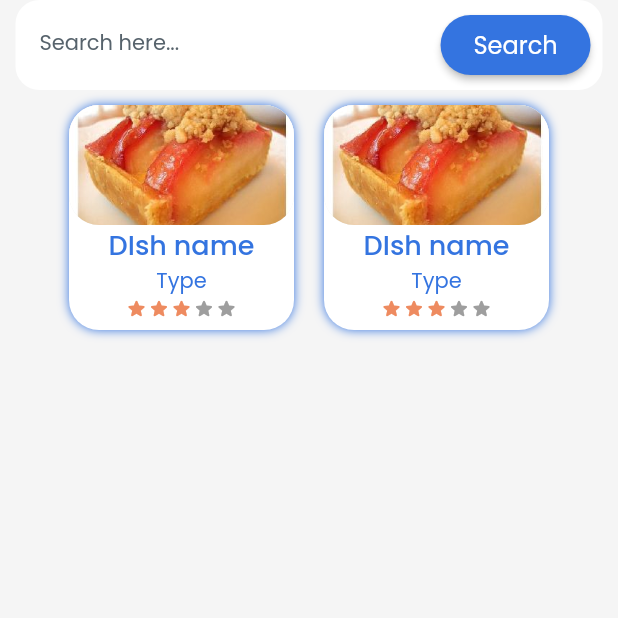
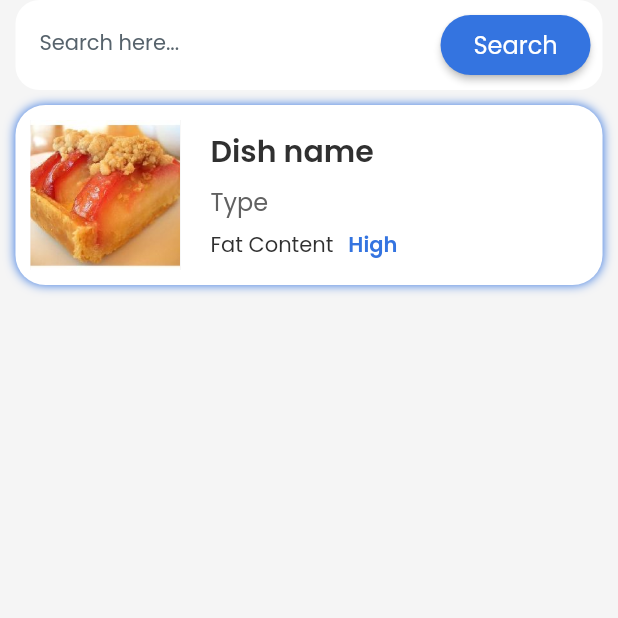
Before and after one commit to subramanyanavada123/rubix22-65-optimise-prime, a Flutter app: the RecipiesearchWidget screen opened directly, on a phone screen of 412 x 824 dp, the top half of it. Run offline on Flutter 3.47's test engine with Material 2 defaults, Android fonts, the phone set to English and light mode, and no system bars; drawn by our look-alikes of auto_size_text, flutter_rating_bar; our stand-ins replace font_awesome_flutter, google_fonts, page_transition, smooth_page_indicator, timeago; missing offline and left inert: json_path.

Commit message:
Recipie search

```diff
--- a/lib/components/home1_widget.dart
+++ b/lib/components/home1_widget.dart
@@ -16,7 +16,9 @@ class Home1Widget extends StatefulWidget {
 class _Home1WidgetState extends State<Home1Widget> {
   @override
   Widget build(BuildContext context) {
-    return Material(
+    return Padding(
+      padding: EdgeInsetsDirectional.fromSTEB(10, 0, 0, 0),
+      child: Material(
         color: Colors.transparent,
         elevation: 3,
         shape: RoundedRectangleBorder(
@@ -115,6 +117,7 @@ class _Home1WidgetState extends State<Home1Widget> {
             ),
           ),
         ),
+      ),
     );
   }
 }
--- a/lib/components/recipiesearch_component_widget.dart
+++ b/lib/components/recipiesearch_component_widget.dart
@@ -1,7 +1,6 @@
 import '../flutter_flow/flutter_flow_theme.dart';
 import '../flutter_flow/flutter_flow_util.dart';
 import 'package:flutter/material.dart';
-import 'package:flutter_rating_bar/flutter_rating_bar.dart';
 import 'package:google_fonts/google_fonts.dart';
 
 class RecipiesearchComponentWidget extends StatefulWidget {
@@ -14,15 +13,13 @@ class RecipiesearchComponentWidget extends StatefulWidget {
 
 class _RecipiesearchComponentWidgetState
     extends State<RecipiesearchComponentWidget> {
-  double ratingBarValue;
-
   @override
   Widget build(BuildContext context) {
     return Padding(
       padding: EdgeInsetsDirectional.fromSTEB(10, 10, 10, 10),
       child: Container(
-        width: 150,
-        height: 150,
+        width: MediaQuery.of(context).size.width * 0.95,
+        height: 120,
         decoration: BoxDecoration(
           color: FlutterFlowTheme.tertiaryColor,
           boxShadow: [
@@ -35,15 +32,17 @@ class _RecipiesearchComponentWidgetState
         ),
         child: Row(
           mainAxisSize: MainAxisSize.max,
+          mainAxisAlignment: MainAxisAlignment.start,
+          children: [
+            Padding(
+              padding: EdgeInsetsDirectional.fromSTEB(10, 10, 10, 10),
+              child: Column(
+                mainAxisSize: MainAxisSize.max,
                 mainAxisAlignment: MainAxisAlignment.center,
                 children: [
-            Column(
-              mainAxisSize: MainAxisSize.max,
-              mainAxisAlignment: MainAxisAlignment.start,
-              children: [
                   Container(
-                  width: 150,
-                  height: 80,
+                    width: 100,
+                    height: 100,
                     decoration: BoxDecoration(
                       color: Color(0xFFEEEEEE),
                       image: DecorationImage(
@@ -52,18 +51,27 @@ class _RecipiesearchComponentWidgetState
                           'assets/images/try1.jpg',
                         ).image,
                       ),
-                    borderRadius: BorderRadius.circular(20),
+                      borderRadius: BorderRadius.circular(0),
                     ),
                   ),
+                ],
+              ),
+            ),
+            Padding(
+              padding: EdgeInsetsDirectional.fromSTEB(10, 10, 10, 10),
+              child: Column(
+                mainAxisSize: MainAxisSize.max,
+                mainAxisAlignment: MainAxisAlignment.spaceEvenly,
+                crossAxisAlignment: CrossAxisAlignment.start,
+                children: [
                   Row(
                     mainAxisSize: MainAxisSize.max,
                     children: [
                       Text(
-                      'DIsh name',
-                      style: FlutterFlowTheme.title2.override(
+                        'Dish name',
+                        style: FlutterFlowTheme.title1.override(
                           fontFamily: 'Poppins',
-                        color: FlutterFlowTheme.primaryColor,
-                        fontSize: 18,
+                          fontSize: 20,
                         ),
                       ),
                     ],
@@ -73,33 +81,32 @@ class _RecipiesearchComponentWidgetState
                     children: [
                       Text(
                         'Type',
-                      style: FlutterFlowTheme.bodyText1.override(
-                        fontFamily: 'Poppins',
-                        color: FlutterFlowTheme.primaryColor,
-                      ),
+                        style: FlutterFlowTheme.subtitle2,
                       ),
                     ],
                   ),
                   Row(
                     mainAxisSize: MainAxisSize.max,
                     children: [
-                    RatingBar.builder(
-                      onRatingUpdate: (newValue) =>
-                          setState(() => ratingBarValue = newValue),
-                      itemBuilder: (context, index) => Icon(
-                        Icons.star_rounded,
-                        color: FlutterFlowTheme.secondaryColor,
+                      Text(
+                        'Fat Content',
+                        style: FlutterFlowTheme.bodyText1,
                       ),
-                      direction: Axis.horizontal,
-                      initialRating: ratingBarValue ??= 3,
-                      unratedColor: Color(0xFF9E9E9E),
-                      itemCount: 5,
-                      itemSize: 15,
-                      glowColor: FlutterFlowTheme.secondaryColor,
+                      Padding(
+                        padding: EdgeInsetsDirectional.fromSTEB(10, 0, 0, 0),
+                        child: Text(
+                          'High',
+                          style: FlutterFlowTheme.bodyText1.override(
+                            fontFamily: 'Poppins',
+                            color: FlutterFlowTheme.primaryColor,
+                            fontWeight: FontWeight.w600,
+                          ),
+                        ),
                       ),
                     ],
                   ),
                 ],
+              ),
             ),
           ],
         ),
--- a/lib/components/stat_widget.dart
+++ b/lib/components/stat_widget.dart
@@ -18,14 +18,14 @@ class _StatWidgetState extends State<StatWidget> {
     return Padding(
       padding: EdgeInsetsDirectional.fromSTEB(0, 5, 0, 0),
       child: Container(
-        width: MediaQuery.of(context).size.width * 0.9,
+        width: MediaQuery.of(context).size.width * 0.95,
         height: 100,
         decoration: BoxDecoration(
           color: Color(0xFF00063D),
           borderRadius: BorderRadius.circular(0),
         ),
         child: Row(
-          mainAxisSize: MainAxisSize.max,
+          mainAxisSize: MainAxisSize.min,
           mainAxisAlignment: MainAxisAlignment.center,
           children: [
             Column(
--- a/lib/recipiesearch/recipiesearch_widget.dart
+++ b/lib/recipiesearch/recipiesearch_widget.dart
@@ -37,7 +37,6 @@ class _RecipiesearchWidgetState extends State<RecipiesearchWidget> {
                   mainAxisSize: MainAxisSize.max,
                   children: [
                     RecipiesearchComponentWidget(),
-                    RecipiesearchComponentWidget(),
                   ],
                 ),
               ],
--- a/pubspec.yaml
+++ b/pubspec.yaml
@@ -27,7 +27,6 @@ dependencies:
     sdk: flutter
   auto_size_text: 3.0.0
   cached_network_image: 3.1.0+1
-  flutter_rating_bar: 4.0.0
   font_awesome_flutter: 8.11.0
   google_fonts: 2.1.0
   intl: 0.17.0
```
Also changed, not shown: lib/home_page/home_page_widget.dart (+17 -30 lines). Lines whose indentation alone changed are shown as unchanged.
